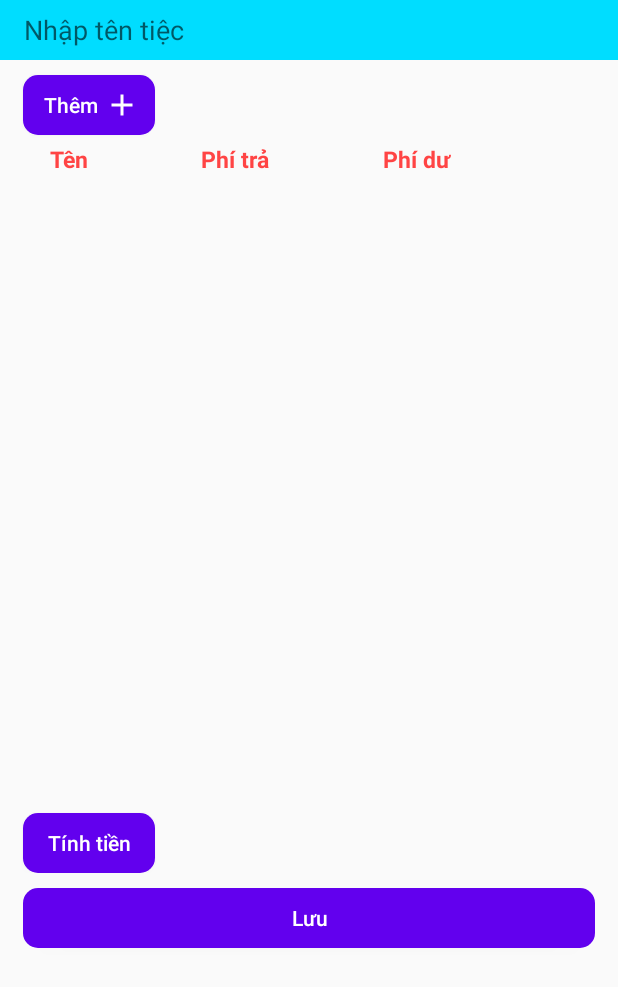
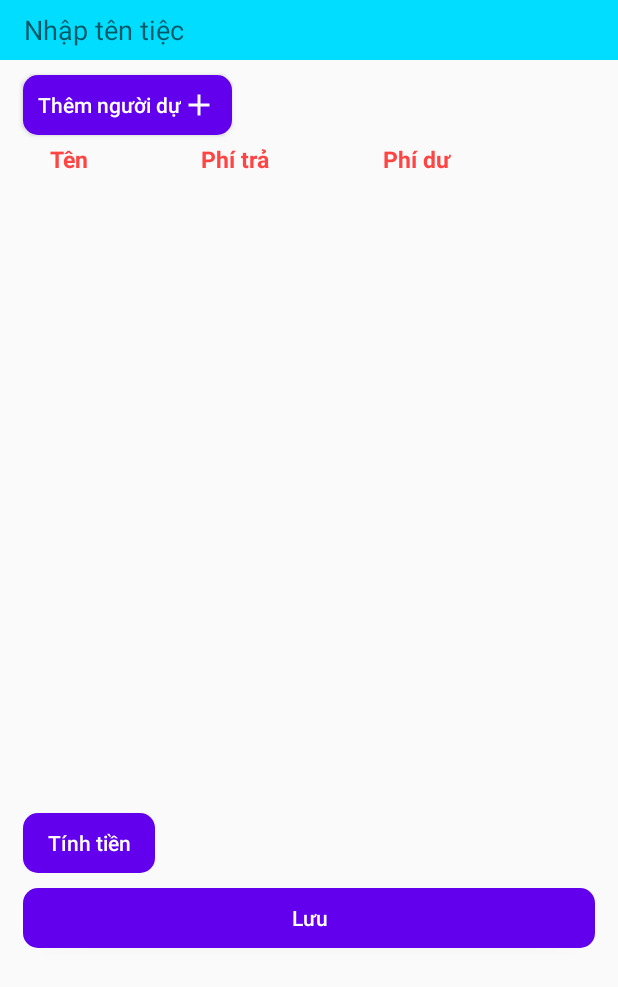
Before and after one commit to thinhlq170/Party-Calculator, an Android app: the AddMemberActivity screen opened directly, with no data from a screen before it, on a phone screen of 412 x 824 dp. Shown: the top 987 px of the screen. Run offline under Robolectric (Android 15) with nearby library versions, the phone set to English and light mode, and no system bars.

Commit message:
edit button text

```diff
--- a/app/src/main/res/layout/activity_add_grocery.xml
+++ b/app/src/main/res/layout/activity_add_grocery.xml
@@ -22,7 +22,7 @@
         android:background="@drawable/round_primary"
         android:layout_width="100dp"
         android:layout_height="40dp"
-        android:text="@string/add_button"
+        android:text="@string/add_grocery_button"
         android:layout_marginTop="8dp"
         android:layout_marginLeft="15dp"
         android:layout_marginRight="15dp"
--- a/app/src/main/res/layout/activity_add_member.xml
+++ b/app/src/main/res/layout/activity_add_member.xml
@@ -31,7 +31,7 @@
         android:background="@drawable/round_primary"
         android:layout_width="wrap_content"
         android:layout_height="40dp"
-        android:text="@string/add_button"
+        android:text="@string/add_member_button"
         android:layout_marginTop="10dp"
         android:layout_marginStart="15dp"
         android:textColor="@color/white"
--- a/app/src/main/res/values/strings.xml
+++ b/app/src/main/res/values/strings.xml
@@ -25,4 +25,6 @@
     <string name="delete_member_dialog_title">Xóa người tham dự</string>
     <string name="delete_member_dialog_message">Bạn có muốn xóa người này?</string>
     <string name="party_title_required">Vui lòng nhập tên tiệc!</string>
+    <string name="add_member_button">Thêm người dự</string>
+    <string name="add_grocery_button">Thêm mục chi tiền</string>
 </resources>
```
